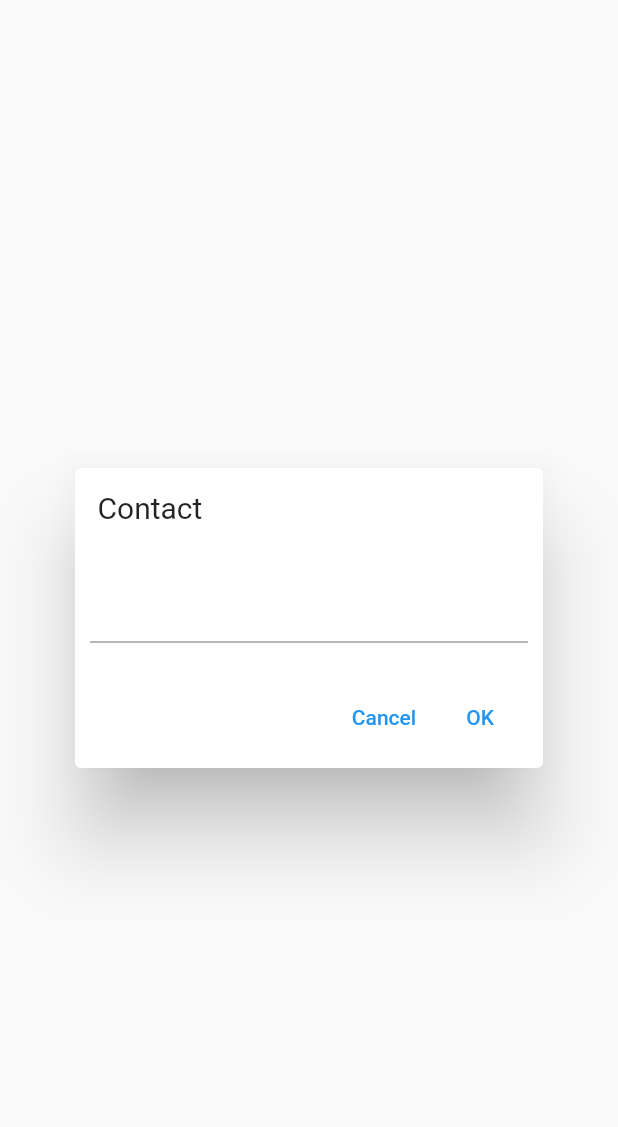
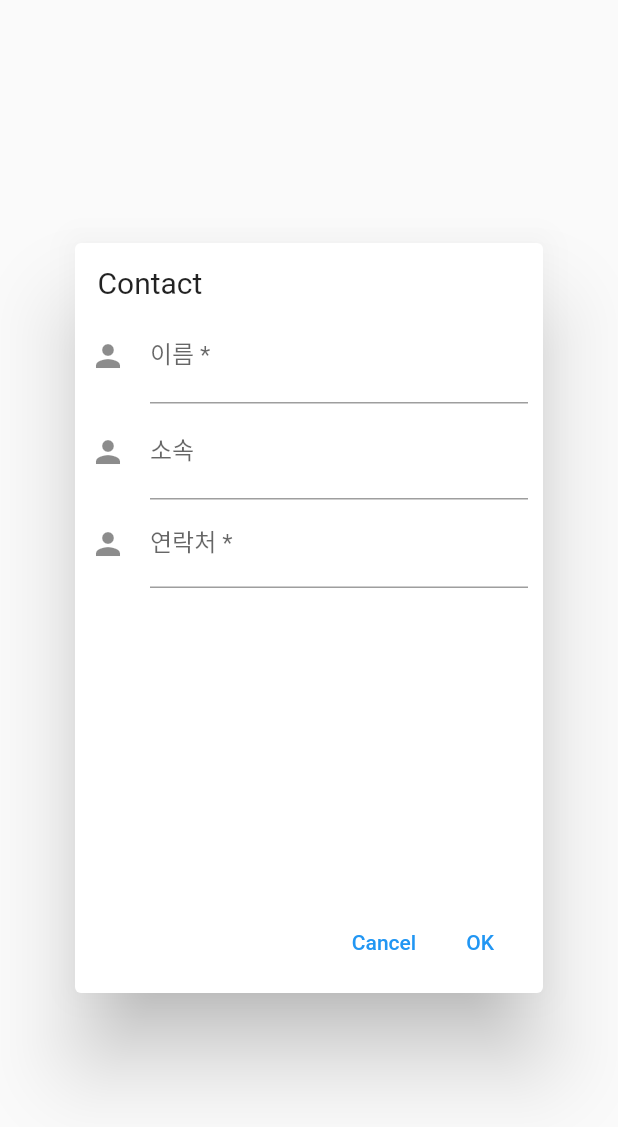
Before and after one commit to hhtwht75/flutter_example, a Flutter app: the DialogUI widget shown alone on an empty page, opened directly, after a tap on "OK", on a phone screen of 412 x 824 dp. Shown: the top 1127 px of the screen. Run offline on Flutter 3.47's test engine with Material 2 defaults, Android fonts, the phone set to English and light mode, and no system bars.

Commit message:
이름,소속,전화번호 기입 가능.

```diff
--- a/lib/main.dart
+++ b/lib/main.dart
@@ -16,11 +16,15 @@ class MyApp extends StatefulWidget {
 class _MyAppState extends State<MyApp> {
 
   var name = [];
+  var affiliation = [];
+  var number = [];
   var num = 0;
 
-  void addName ( input ) {
+  void addName ( inputName, inputAffiliation, inputNumber ) {
     setState(() {
-      name.add(input);
+      name.add(inputName);
+      affiliation.add(inputAffiliation);
+      number.add(inputNumber);
     });
   }
 
@@ -37,7 +41,7 @@ class _MyAppState extends State<MyApp> {
       ),
       appBar: AppBar(
         title: Text(
-          num.toString(),
+          name.length.toString(),
           style: TextStyle(fontWeight: FontWeight.w100),
         )
       ),
@@ -47,6 +51,8 @@ class _MyAppState extends State<MyApp> {
           return ListTile(
             leading: Icon(Icons.account_circle),
             title: Text(name[i]),
+            subtitle: Text(affiliation[i]),
+            trailing: Text(number[i]),
           );
         },
       ),
@@ -58,14 +64,16 @@ class DialogUI extends StatelessWidget {
   DialogUI({super.key, this.addName});
   final addName;
 
-  var textInput = TextEditingController();
+  var inputName = TextEditingController();
+  var inputAffiliation = TextEditingController();
+  var inputNumber = TextEditingController();
 
   @override
   Widget build(BuildContext context) {
     return Dialog(
         insetPadding: EdgeInsets.fromLTRB(50, 0, 50, 0),
         child: Container(
-          height: 200,
+          height: 500,
           padding: EdgeInsets.fromLTRB(10, 10, 10, 10),
           child: Column(
             crossAxisAlignment: CrossAxisAlignment.start,
@@ -75,7 +83,43 @@ class DialogUI extends StatelessWidget {
                   padding: EdgeInsets.fromLTRB(5, 5, 5, 5),
                   child: Text('Contact', style: TextStyle(fontSize: 20))
               ),
-              Expanded( child: Center(child: TextField( controller: textInput )) ),
+              Expanded(
+                child: Column(
+                  children: [
+                    TextFormField(
+                      decoration: const InputDecoration(
+                        icon: Icon(Icons.person),
+                        labelText: '이름 *',
+                        hintText: '홍길동',
+                      ),
+                      validator: (String? value) {
+                        return (value != null) ? '이름을 입력해주세요' : null;
+                      },
+                      controller: inputName,
+                    ),
+                    TextFormField(
+                      decoration: const InputDecoration(
+                        icon: Icon(Icons.person),
+                        labelText: '소속',
+                        hintText: '한국전자',
+                      ),
+                      controller: inputAffiliation,
+                    ),
+                    TextFormField(
+                      decoration: const InputDecoration(
+                        icon: Icon(Icons.person),
+                        labelText: '연락처 *',
+                        hintText: '010-1234-5678',
+                      ),
+                      keyboardType: TextInputType.phone,
+                      validator: (String? value) {
+                        return (value != null) ? '연락처를 입력해주세요' : null;
+                      },
+                      controller: inputNumber,
+                    ),
+                  ]
+                )
+              ),
               SizedBox(
                 // height: 50,
                 child: Center(
@@ -88,7 +132,7 @@ class DialogUI extends StatelessWidget {
                       ),
                       TextButton(
                           onPressed: (){
-                            addName(textInput.text);
+                            addName(inputName.text, inputAffiliation.text, inputNumber.text);
                             Navigator.of(context).pop();
                           },
                           child: Text('OK')
```
